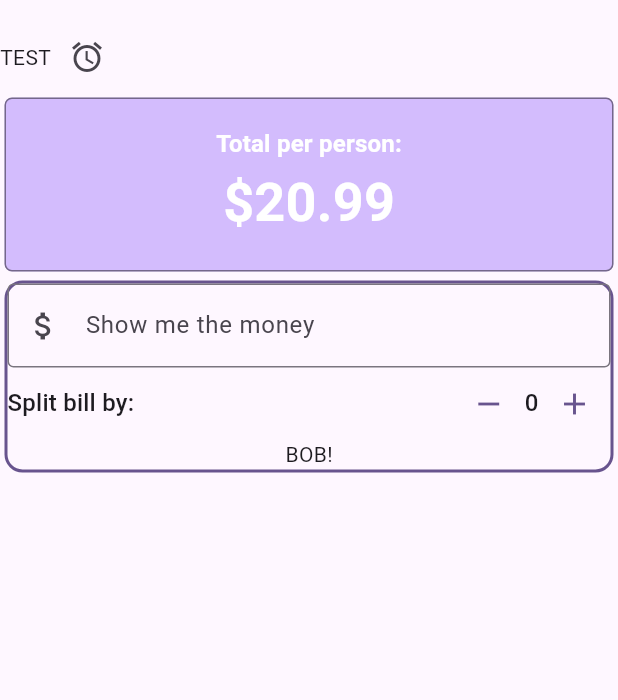
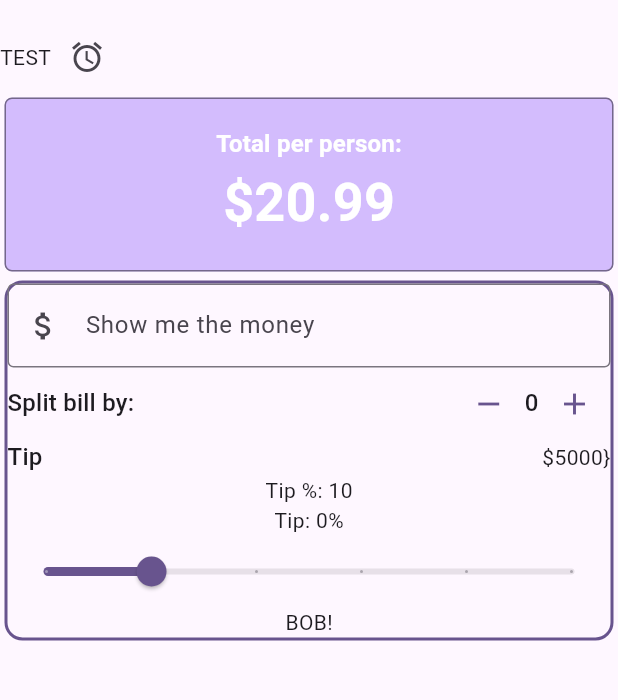
Before and after one commit to sjewitt/utip, a Flutter app: the screen it shows after launch, on a phone screen of 412 x 824 dp, the part 63-763 px from its top. Run offline on Flutter 3.47's test engine with Material 3 defaults, Android fonts, the phone set to English and light mode, and no system bars; missing offline and left inert: dart:ffi.

Commit message:
WIP changes for tip section - 6.18

```diff
--- a/lib/main.dart
+++ b/lib/main.dart
@@ -1,3 +1,5 @@
+import 'dart:ffi';
+
 import 'package:flutter/material.dart';
 import 'package:utip/widgets/person_counter.dart';
 import 'package:utip/widgets/test_widget.dart';
@@ -34,6 +36,12 @@ class UTip extends StatefulWidget {
 class _UTipState extends State<UTip> {
   int personCount = 0;
   String now = "";
+  double sliderval = 0.0;
+  double sliderPos = 10;
+  double tipPercentPerPerson = 10;
+
+  double _tipPercentage = 0.0;
+  // he may do sometihng to dynamically work out the tics on the slider.
 
   void decrementCounter() {
     setState(() {
@@ -51,6 +59,19 @@ class _UTipState extends State<UTip> {
     setState(() {
       now = DateTime.now().toIso8601String();
     });
+  }
+
+  //  This WORKS to update the slider pos value on dragging - is
+  // it the way he does it?
+  void setSliderValue(tipPercentage) {
+    setState(() => {});
+    debugPrint("sliding to $tipPercentage...");
+    // this is nice, but a little crude.
+    sliderPos = tipPercentPerPerson = tipPercentage;
+
+    // return val;
+    // updatedVal:ValueChanged = 12;
+    // return ValueChanged.
   }
 
   @override
@@ -128,8 +149,61 @@ class _UTipState extends State<UTip> {
                     onDecrement: decrementCounter,
                     onIncrement: incrementCounter,
                   ),
+
+                  // Tip section
+                  Row(
+                    // force to full width, as per person counter:
+                    mainAxisAlignment: MainAxisAlignment.spaceBetween,
+                    children: [
+                      Text("Tip", style: theme.textTheme.titleMedium),
+                      // Text("\$20 [placeholder]"),
+                      Text("\$5000}"),
+                    ],
+                  ),
+                  // slider text:
+                  // why does this stay centred?
+                  // This ALSO works
+                  Text("Tip %: ${tipPercentPerPerson.round()}"),
+
+                  // and he does:
+                  Text("Tip: ${(_tipPercentage * 100).round()}%"),
+
+                  // Row(
+                  //   mainAxisAlignment: MainAxisAlignment.center,
+                  //   children: [Text("Tip PP")],
+                  // ),
+
+                  // tip slider: a Slider widget!
+                  Slider(
+                    /** */
+                    min: 0,
+                    max: 50,
+                    value: sliderPos,
+
+                    // mouseCursor: MouseCursor(MouseCursor)
+                    // onChanged: (val) => {debugPrint("$val")}, // setSliderValue,
+                    onChanged: (val) => {setSliderValue(val)}, // MINE - working
+                    // he does this:
+                    label: '${tipPercentPerPerson.round()}%',
+                    divisions: 5,
+                    /**
+                    min: 0.0,
+                    max: 0.5,
+                    value: (_tipPercentage),
+                    // doesn't work yet...
+                    onChanged: (val) {
+                      // so he puts in setState:
+                      setState(() {
+                        _tipPercentage = val;
+                        debugPrint("$_tipPercentage");
+                      });
+                    },
+                     */
+                  ),
+
                   Text("BOB!"),
                 ],
+                // tip percentage
               ),
             ),
           ),
```
